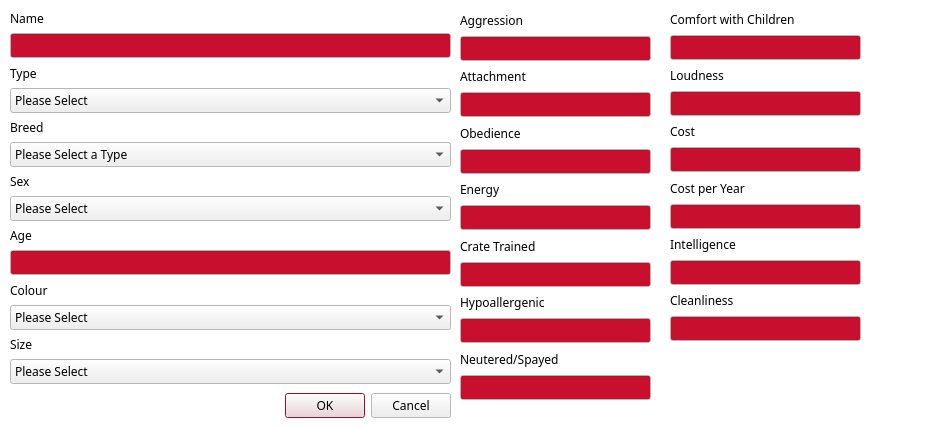
First picture: the form in cuACS/addanimal.ui, repository cameronhawtin/Animal-Farm-cuACS, before the edit.
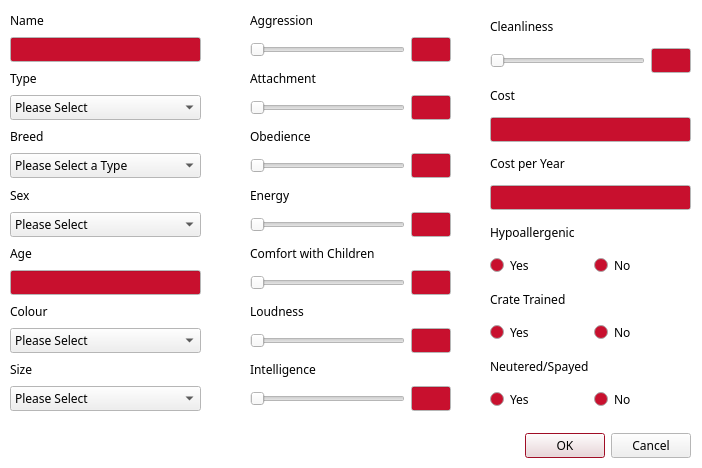
Second picture: the form after the edit.

Patch:
```diff
--- a/cuACS/addanimal.ui
+++ b/cuACS/addanimal.ui
@@ -6,13 +6,22 @@
    <rect>
     <x>0</x>
     <y>0</y>
-    <width>940</width>
-    <height>427</height>
+    <width>702</width>
+    <height>468</height>
    </rect>
   </property>
   <property name="palette">
    <palette>
     <active>
+     <colorrole role="Text">
+      <brush brushstyle="SolidPattern">
+       <color alpha="255">
+        <red>0</red>
+        <green>0</green>
+        <blue>0</blue>
+       </color>
+      </brush>
+     </colorrole>
      <colorrole role="Base">
       <brush brushstyle="SolidPattern">
        <color alpha="255">
@@ -42,6 +51,15 @@
      </colorrole>
     </active>
     <inactive>
+     <colorrole role="Text">
+      <brush brushstyle="SolidPattern">
+       <color alpha="255">
+        <red>0</red>
+        <green>0</green>
+        <blue>0</blue>
+       </color>
+      </brush>
+     </colorrole>
      <colorrole role="Base">
       <brush brushstyle="SolidPattern">
        <color alpha="255">
@@ -71,12 +89,21 @@
      </colorrole>
     </inactive>
     <disabled>
+     <colorrole role="Text">
+      <brush brushstyle="SolidPattern">
+       <color alpha="255">
+        <red>0</red>
+        <green>0</green>
+        <blue>0</blue>
+       </color>
+      </brush>
+     </colorrole>
      <colorrole role="Base">
       <brush brushstyle="SolidPattern">
        <color alpha="255">
-        <red>255</red>
-        <green>255</green>
-        <blue>255</blue>
+        <red>200</red>
+        <green>16</green>
+        <blue>46</blue>
        </color>
       </brush>
      </colorrole>
@@ -115,8 +142,8 @@
    </property>
    <property name="geometry">
     <rect>
-     <x>110</x>
-     <y>390</y>
+     <x>350</x>
+     <y>430</y>
      <width>341</width>
      <height>32</height>
     </rect>
@@ -136,8 +163,8 @@
     <rect>
      <x>10</x>
      <y>10</y>
-     <width>441</width>
-     <height>374</height>
+     <width>191</width>
+     <height>401</height>
     </rect>
    </property>
    <layout class="QVBoxLayout" name="verticalLayout_2">
@@ -363,10 +390,10 @@
    </property>
    <property name="geometry">
     <rect>
-     <x>460</x>
+     <x>250</x>
      <y>10</y>
-     <width>191</width>
-     <height>390</height>
+     <width>201</width>
+     <height>401</height>
     </rect>
    </property>
    <layout class="QVBoxLayout" name="verticalLayout_3">
@@ -381,11 +408,31 @@
      </widget>
     </item>
     <item>
-     <widget class="QLineEdit" name="aggressionLineEdit">
-      <property name="enabled">
-       <bool>true</bool>
-      </property>
-     </widget>
+     <layout class="QHBoxLayout" name="horizontalLayout_5" stretch="10,2">
+      <item>
+       <widget class="QSlider" name="aggressionSlider">
+        <property name="maximum">
+         <number>10</number>
+        </property>
+        <property name="pageStep">
+         <number>2</number>
+        </property>
+        <property name="orientation">
+         <enum>Qt::Horizontal</enum>
+        </property>
+       </widget>
+      </item>
+      <item>
+       <widget class="QLineEdit" name="aggressionLineEdit">
+        <property name="enabled">
+         <bool>false</bool>
+        </property>
+        <property name="alignment">
+         <set>Qt::AlignCenter</set>
+        </property>
+       </widget>
+      </item>
+     </layout>
     </item>
     <item>
      <widget class="QLabel" name="attachmentLabel">
@@ -398,11 +445,31 @@
      </widget>
     </item>
     <item>
-     <widget class="QLineEdit" name="attachmentLineEdit">
-      <property name="enabled">
-       <bool>true</bool>
-      </property>
-     </widget>
+     <layout class="QHBoxLayout" name="horizontalLayout_4" stretch="10,2">
+      <item>
+       <widget class="QSlider" name="attachmentSlider">
+        <property name="maximum">
+         <number>10</number>
+        </property>
+        <property name="pageStep">
+         <number>2</number>
+        </property>
+        <property name="orientation">
+         <enum>Qt::Horizontal</enum>
+        </property>
+       </widget>
+      </item>
+      <item>
+       <widget class="QLineEdit" name="attachmentLineEdit">
+        <property name="enabled">
+         <bool>false</bool>
+        </property>
+        <property name="alignment">
+         <set>Qt::AlignCenter</set>
+        </property>
+       </widget>
+      </item>
+     </layout>
     </item>
     <item>
      <widget class="QLabel" name="labelBreed_2">
@@ -415,11 +482,31 @@
      </widget>
     </item>
     <item>
-     <widget class="QLineEdit" name="obedienceLineEdit">
-      <property name="enabled">
-       <bool>true</bool>
-      </property>
-     </widget>
+     <layout class="QHBoxLayout" name="horizontalLayout_6" stretch="10,2">
+      <item>
+       <widget class="QSlider" name="obedienceSlider">
+        <property name="maximum">
+         <number>10</number>
+        </property>
+        <property name="pageStep">
+         <number>2</number>
+        </property>
+        <property name="orientation">
+         <enum>Qt::Horizontal</enum>
+        </property>
+       </widget>
+      </item>
+      <item>
+       <widget class="QLineEdit" name="obedienceLineEdit">
+        <property name="enabled">
+         <bool>false</bool>
+        </property>
+        <property name="alignment">
+         <set>Qt::AlignCenter</set>
+        </property>
+       </widget>
+      </item>
+     </layout>
     </item>
     <item>
      <widget class="QLabel" name="sexLabel_2">
@@ -432,78 +519,32 @@
      </widget>
     </item>
     <item>
-     <widget class="QLineEdit" name="energyLineEdit">
-      <property name="enabled">
-       <bool>true</bool>
-      </property>
-     </widget>
+     <layout class="QHBoxLayout" name="horizontalLayout_7" stretch="10,2">
+      <item>
+       <widget class="QSlider" name="energySlider">
+        <property name="maximum">
+         <number>10</number>
+        </property>
+        <property name="pageStep">
+         <number>2</number>
+        </property>
+        <property name="orientation">
+         <enum>Qt::Horizontal</enum>
+        </property>
+       </widget>
+      </item>
+      <item>
+       <widget class="QLineEdit" name="energyLineEdit">
+        <property name="enabled">
+         <bool>false</bool>
+        </property>
+        <property name="alignment">
+         <set>Qt::AlignCenter</set>
+        </property>
+       </widget>
+      </item>
+     </layout>
     </item>
-    <item>
-     <widget class="QLabel" name="ageLabel_2">
-      <property name="enabled">
-       <bool>true</bool>
-      </property>
-      <property name="text">
-       <string>Crate Trained</string>
-      </property>
-     </widget>
-    </item>
-    <item>
-     <widget class="QLineEdit" name="isCrateTrainedLineEdit">
-      <property name="enabled">
-       <bool>true</bool>
-      </property>
-     </widget>
-    </item>
-    <item>
-     <widget class="QLabel" name="labelColour_2">
-      <property name="enabled">
-       <bool>true</bool>
-      </property>
-      <property name="text">
-       <string>Hypoallergenic</string>
-      </property>
-     </widget>
-    </item>
-    <item>
-     <widget class="QLineEdit" name="isHypoallergenicLineEdit">
-      <property name="enabled">
-       <bool>true</bool>
-      </property>
-     </widget>
-    </item>
-    <item>
-     <widget class="QLabel" name="sizeLabel_2">
-      <property name="enabled">
-       <bool>true</bool>
-      </property>
-      <property name="text">
-       <string>Neutered/Spayed</string>
-      </property>
-     </widget>
-    </item>
-    <item>
-     <widget class="QLineEdit" name="isNeuteredLineEdit">
-      <property name="enabled">
-       <bool>true</bool>
-      </property>
-     </widget>
-    </item>
-   </layout>
-  </widget>
-  <widget class="QWidget" name="layoutWidget_3">
-   <property name="enabled">
-    <bool>true</bool>
-   </property>
-   <property name="geometry">
-    <rect>
-     <x>670</x>
-     <y>10</y>
-     <width>191</width>
-     <height>331</height>
-    </rect>
-   </property>
-   <layout class="QVBoxLayout" name="verticalLayout_4">
     <item>
      <widget class="QLabel" name="aggressionLabel_2">
       <property name="enabled">
@@ -515,11 +556,31 @@
      </widget>
     </item>
     <item>
-     <widget class="QLineEdit" name="childrenComfortLineEdit">
-      <property name="enabled">
-       <bool>true</bool>
-      </property>
-     </widget>
+     <layout class="QHBoxLayout" name="horizontalLayout_8" stretch="10,2">
+      <item>
+       <widget class="QSlider" name="childrenComfortSlider">
+        <property name="maximum">
+         <number>10</number>
+        </property>
+        <property name="pageStep">
+         <number>2</number>
+        </property>
+        <property name="orientation">
+         <enum>Qt::Horizontal</enum>
+        </property>
+       </widget>
+      </item>
+      <item>
+       <widget class="QLineEdit" name="childrenComfortLineEdit">
+        <property name="enabled">
+         <bool>false</bool>
+        </property>
+        <property name="alignment">
+         <set>Qt::AlignCenter</set>
+        </property>
+       </widget>
+      </item>
+     </layout>
     </item>
     <item>
      <widget class="QLabel" name="attachmentLabel_2">
@@ -532,11 +593,120 @@
      </widget>
     </item>
     <item>
-     <widget class="QLineEdit" name="loudnessLineEdit">
+     <layout class="QHBoxLayout" name="horizontalLayout_9" stretch="10,2">
+      <item>
+       <widget class="QSlider" name="loudnessSlider">
+        <property name="maximum">
+         <number>10</number>
+        </property>
+        <property name="pageStep">
+         <number>2</number>
+        </property>
+        <property name="orientation">
+         <enum>Qt::Horizontal</enum>
+        </property>
+       </widget>
+      </item>
+      <item>
+       <widget class="QLineEdit" name="loudnessLineEdit">
+        <property name="enabled">
+         <bool>false</bool>
+        </property>
+        <property name="alignment">
+         <set>Qt::AlignCenter</set>
+        </property>
+       </widget>
+      </item>
+     </layout>
+    </item>
+    <item>
+     <widget class="QLabel" name="ageLabel_3">
       <property name="enabled">
        <bool>true</bool>
       </property>
+      <property name="text">
+       <string>Intelligence</string>
+      </property>
      </widget>
+    </item>
+    <item>
+     <layout class="QHBoxLayout" name="horizontalLayout_10" stretch="10,2">
+      <item>
+       <widget class="QSlider" name="intelligenceSlider">
+        <property name="maximum">
+         <number>10</number>
+        </property>
+        <property name="pageStep">
+         <number>2</number>
+        </property>
+        <property name="orientation">
+         <enum>Qt::Horizontal</enum>
+        </property>
+       </widget>
+      </item>
+      <item>
+       <widget class="QLineEdit" name="intelligenceLineEdit">
+        <property name="enabled">
+         <bool>false</bool>
+        </property>
+        <property name="alignment">
+         <set>Qt::AlignCenter</set>
+        </property>
+       </widget>
+      </item>
+     </layout>
+    </item>
+   </layout>
+  </widget>
+  <widget class="QWidget" name="layoutWidget_4">
+   <property name="enabled">
+    <bool>true</bool>
+   </property>
+   <property name="geometry">
+    <rect>
+     <x>490</x>
+     <y>10</y>
+     <width>201</width>
+     <height>401</height>
+    </rect>
+   </property>
+   <layout class="QVBoxLayout" name="verticalLayout_5">
+    <item>
+     <widget class="QLabel" name="labelColour_3">
+      <property name="enabled">
+       <bool>true</bool>
+      </property>
+      <property name="text">
+       <string>Cleanliness</string>
+      </property>
+     </widget>
+    </item>
+    <item>
+     <layout class="QHBoxLayout" name="horizontalLayout_11" stretch="10,2">
+      <item>
+       <widget class="QSlider" name="cleanlinessSlider">
+        <property name="maximum">
+         <number>10</number>
+        </property>
+        <property name="pageStep">
+         <number>2</number>
+        </property>
+        <property name="orientation">
+         <enum>Qt::Horizontal</enum>
+        </property>
+       </widget>
+      </item>
+      <item>
+       <widget class="QLineEdit" name="cleanlinessLineEdit">
+        <property name="enabled">
+         <bool>false</bool>
+        </property>
+        <property name="alignment">
+         <set>Qt::AlignCenter</set>
+        </property>
+       </widget>
+      </item>
+     </layout>
     </item>
     <item>
      <widget class="QLabel" name="labelBreed_3">
@@ -573,39 +743,107 @@
      </widget>
     </item>
     <item>
-     <widget class="QLabel" name="ageLabel_3">
+     <widget class="QLabel" name="labelColour_2">
       <property name="enabled">
        <bool>true</bool>
       </property>
       <property name="text">
-       <string>Intelligence</string>
+       <string>Hypoallergenic</string>
       </property>
      </widget>
     </item>
     <item>
-     <widget class="QLineEdit" name="intelligenceLineEdit">
-      <property name="enabled">
-       <bool>true</bool>
-      </property>
-     </widget>
+     <layout class="QHBoxLayout" name="horizontalLayout">
+      <item>
+       <widget class="QRadioButton" name="isCrateTrainedRadioButtonYES">
+        <property name="text">
+         <string>Yes</string>
+        </property>
+        <attribute name="buttonGroup">
+         <string notr="true">buttonGroup</string>
+        </attribute>
+       </widget>
+      </item>
+      <item>
+       <widget class="QRadioButton" name="isCrateTrainedRadioButtonNO">
+        <property name="text">
+         <string>No</string>
+        </property>
+        <attribute name="buttonGroup">
+         <string notr="true">buttonGroup</string>
+        </attribute>
+       </widget>
+      </item>
+     </layout>
     </item>
     <item>
-     <widget class="QLabel" name="labelColour_3">
+     <widget class="QLabel" name="ageLabel_2">
       <property name="enabled">
        <bool>true</bool>
       </property>
       <property name="text">
-       <string>Cleanliness</string>
+       <string>Crate Trained</string>
       </property>
      </widget>
     </item>
     <item>
-     <widget class="QLineEdit" name="cleanlinessLineEdit">
+     <layout class="QHBoxLayout" name="horizontalLayout_2">
+      <item>
+       <widget class="QRadioButton" name="isHypoallergenicRadioButtonYES">
+        <property name="text">
+         <string>Yes</string>
+        </property>
+        <attribute name="buttonGroup">
+         <string notr="true">buttonGroup_2</string>
+        </attribute>
+       </widget>
+      </item>
+      <item>
+       <widget class="QRadioButton" name="isHypoallergenicRadioButtonNO">
+        <property name="text">
+         <string>No</string>
+        </property>
+        <attribute name="buttonGroup">
+         <string notr="true">buttonGroup_2</string>
+        </attribute>
+       </widget>
+      </item>
+     </layout>
+    </item>
+    <item>
+     <widget class="QLabel" name="sizeLabel_2">
       <property name="enabled">
        <bool>true</bool>
       </property>
+      <property name="text">
+       <string>Neutered/Spayed</string>
+      </property>
      </widget>
     </item>
+    <item>
+     <layout class="QHBoxLayout" name="horizontalLayout_3">
+      <item>
+       <widget class="QRadioButton" name="isNeuteredRadioButtonYES">
+        <property name="text">
+         <string>Yes</string>
+        </property>
+        <attribute name="buttonGroup">
+         <string notr="true">buttonGroup_3</string>
+        </attribute>
+       </widget>
+      </item>
+      <item>
+       <widget class="QRadioButton" name="isNeuteredRadioButtonNO">
+        <property name="text">
+         <string>No</string>
+        </property>
+        <attribute name="buttonGroup">
+         <string notr="true">buttonGroup_3</string>
+        </attribute>
+       </widget>
+      </item>
+     </layout>
+    </item>
    </layout>
   </widget>
  </widget>
```
Left out of the diff: 13 changed lines with no effect on the pictures.
